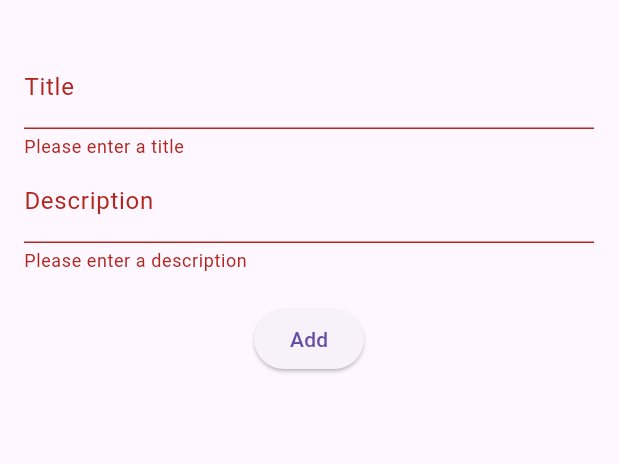
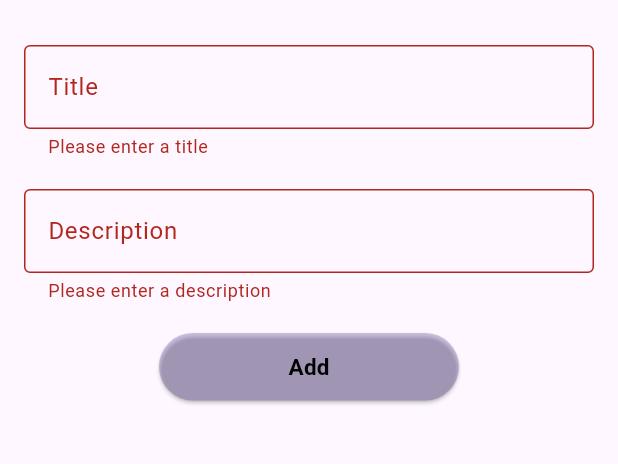
Before and after one commit to nilaybesli/todo_app_case, a Flutter app: the AddTodoScreen screen opened directly, after a tap on "Add", on a phone screen of 412 x 824 dp, the part 63-527 px from its top. Run offline on Flutter 3.47's test engine with Material 3 defaults, Android fonts, the phone set to English and light mode, and no system bars; our stand-ins replace cloud_firestore, firebase_auth, firebase_core, get; accounts and stored records are empty.

Commit message:
atomic design fix

```diff
--- a/lib/ui/atoms/submit_button.dart
+++ b/lib/ui/atoms/submit_button.dart
@@ -1,10 +1,10 @@
 import 'package:flutter/material.dart';
 
-class SubmitButton extends StatelessWidget {
+class CustomButton extends StatelessWidget {
   final VoidCallback onPressed;
   final String text;
 
-  const SubmitButton({Key? key, required this.onPressed, required this.text}) : super(key: key);
+  const CustomButton({super.key, required this.onPressed, required this.text});
 
   @override
   Widget build(BuildContext context) {
--- a/lib/ui/organisms/login_form.dart
+++ b/lib/ui/organisms/login_form.dart
@@ -6,7 +6,7 @@ import '../../data/services/auth_service.dart';
  import '../views/home_screen.dart';
 
 class LoginForm extends StatefulWidget {
-  const LoginForm({Key? key}) : super(key: key);
+  const LoginForm({super.key});
 
   @override
   _LoginFormState createState() => _LoginFormState();
@@ -45,7 +45,7 @@ class _LoginFormState extends State<LoginForm> {
     return Form(
       key: _formKey,
       child: Column(
-        crossAxisAlignment: CrossAxisAlignment.start,
+        crossAxisAlignment: CrossAxisAlignment.center,
         children: [
           FormInputField(
             controller: _emailController,
@@ -75,7 +75,7 @@ class _LoginFormState extends State<LoginForm> {
             },
           ),
           const SizedBox(height: 20),
-          SubmitButton(onPressed: loginUser, text: 'Login'),
+          CustomButton(onPressed: loginUser, text: 'Login',),
         ],
       ),
     );
--- /dev/null
+++ b/lib/ui/organisms/todo_form.dart
@@ -0,0 +1,54 @@
+import 'package:flutter/material.dart';
+import 'package:todo_app_case/ui/atoms/text_field.dart';
+import '../atoms/submit_button.dart';
+
+class TodoForm extends StatelessWidget {
+  final TextEditingController titleController;
+  final TextEditingController descriptionController;
+  final GlobalKey<FormState> formKey;
+  final VoidCallback onSave;
+
+  const TodoForm({
+    Key? key,
+    required this.titleController,
+    required this.descriptionController,
+    required this.formKey,
+    required this.onSave,
+  }) : super(key: key);
+
+  @override
+  Widget build(BuildContext context) {
+    return Form(
+      key: formKey,
+      child: Column(
+        children: [
+          TextInputField(
+            controller: titleController,
+            label: 'Title',
+            validator: (value) {
+              if (value == null || value.isEmpty) {
+                return 'Please enter a title';
+              }
+              return null;
+            },
+          ),
+          const SizedBox(
+            height: 20,
+          ),
+          TextInputField(
+            controller: descriptionController,
+            label: 'Description',
+            validator: (value) {
+              if (value == null || value.isEmpty) {
+                return 'Please enter a description';
+              }
+              return null;
+            },
+          ),
+          const SizedBox(height: 20),
+          CustomButton(onPressed: onSave, text: 'Add'),
+        ],
+      ),
+    );
+  }
+}
--- a/lib/ui/views/add_todo_screen.dart
+++ b/lib/ui/views/add_todo_screen.dart
@@ -2,6 +2,7 @@ import 'package:flutter/material.dart';
 import 'package:get/get.dart';
 import 'package:todo_app_case/controllers/todo_controller.dart';
 import 'package:todo_app_case/data/models/todo_model.dart';
+ import '../organisms/todo_form.dart';
 
 class AddTodoScreen extends StatefulWidget {
   final Todo? todo;
@@ -32,10 +33,11 @@ class _AddTodoScreenState extends State<AddTodoScreen> {
       } else {
         todoController.addTodo(
           Todo(
-              id: DateTime.now().toString(),
-              title: _titleController.text,
-              description: _descriptionController.text,
-              createdAt: DateTime.now()),
+            id: DateTime.now().toString(),
+            title: _titleController.text,
+            description: _descriptionController.text,
+            createdAt: DateTime.now(),
+          ),
         );
       }
       Get.back();
@@ -51,36 +53,11 @@ class _AddTodoScreenState extends State<AddTodoScreen> {
       body: Padding(
         padding: const EdgeInsets.all(16),
         child: SingleChildScrollView(
-          child: Form(
-            key: _formKey,
-            child: Column(
-              children: [
-                TextFormField(
-                  controller: _titleController,
-                  decoration: const InputDecoration(labelText: 'Title'),
-                  validator: (value) {
-                    if (value == null || value.isEmpty) {
-                      return 'Please enter a title';
-                    }
-                    return null;
-                  },
-                ),
-                TextFormField(
-                  controller: _descriptionController,
-                  decoration: const InputDecoration(labelText: 'Description'),
-                  validator: (value) {
-                    if (value == null || value.isEmpty) {
-                      return 'Please enter a description';
-                    }
-                    return null;
-                  },
-                ),
-                const SizedBox(
-                  height: 20,
-                ),
-                ElevatedButton(onPressed: addOrUpdate, child: const Text("Add"))
-              ],
-            ),
+          child: TodoForm(
+            titleController: _titleController,
+            descriptionController: _descriptionController,
+            formKey: _formKey,
+            onSave: addOrUpdate,
           ),
         ),
       ),
--- a/lib/ui/views/home_screen.dart
+++ b/lib/ui/views/home_screen.dart
@@ -1,7 +1,7 @@
 import 'package:flutter/material.dart';
 import 'package:get/get.dart';
 import 'package:todo_app_case/ui/views/add_todo_screen.dart';
-import 'package:todo_app_case/ui/views/todo_list_screen.dart';
+import 'package:todo_app_case/ui/molecules/todo_list.dart';
 
 class HomeScreen extends StatelessWidget {
   const HomeScreen({super.key});
@@ -31,8 +31,8 @@ class HomeScreen extends StatelessWidget {
         ),
         body: const TabBarView(
           children: [
-            TodoListScreen(isCompleted: true),
-            TodoListScreen(isCompleted: false),
+            TodoList(isCompleted: true),
+            TodoList(isCompleted: false),
           ],
         ),
       ),
```
Also changed, not shown: lib/ui/atoms/search_field.dart (added, +22 -0 lines), lib/ui/atoms/todo_list_tile.dart (added, +39 -0 lines), lib/ui/molecules/todo_list.dart (added, +64 -0 lines), lib/ui/organisms/signup_form.dart (+4 -4 lines), lib/ui/views/todo_list_screen.dart (+2 -67 lines).
